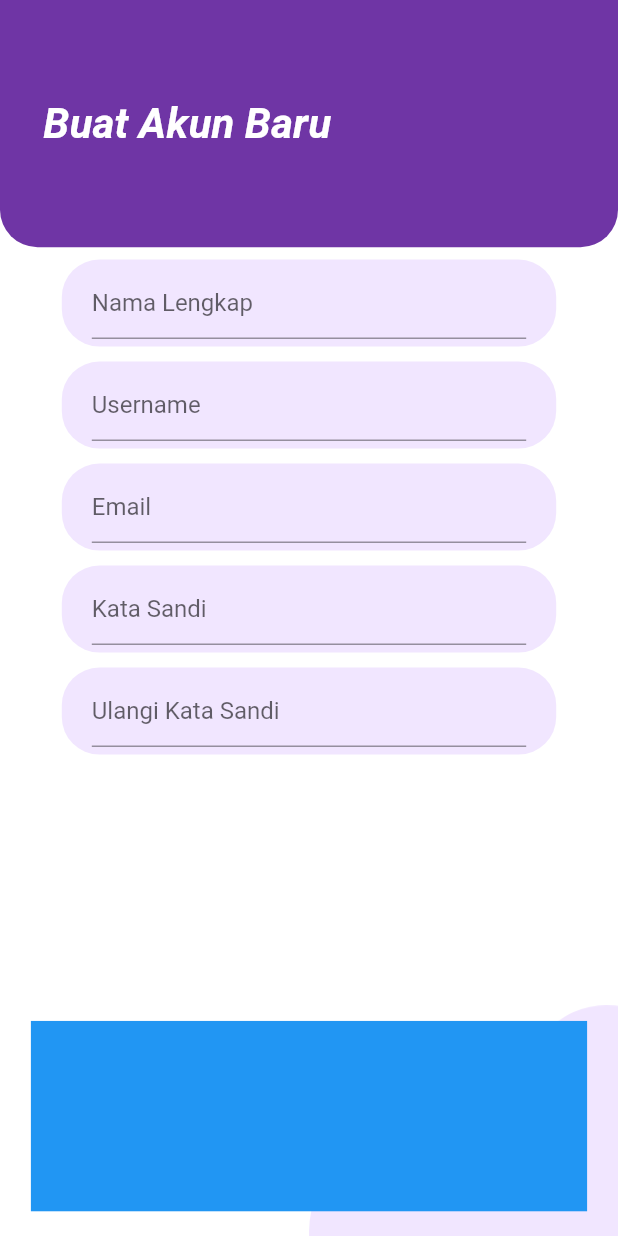
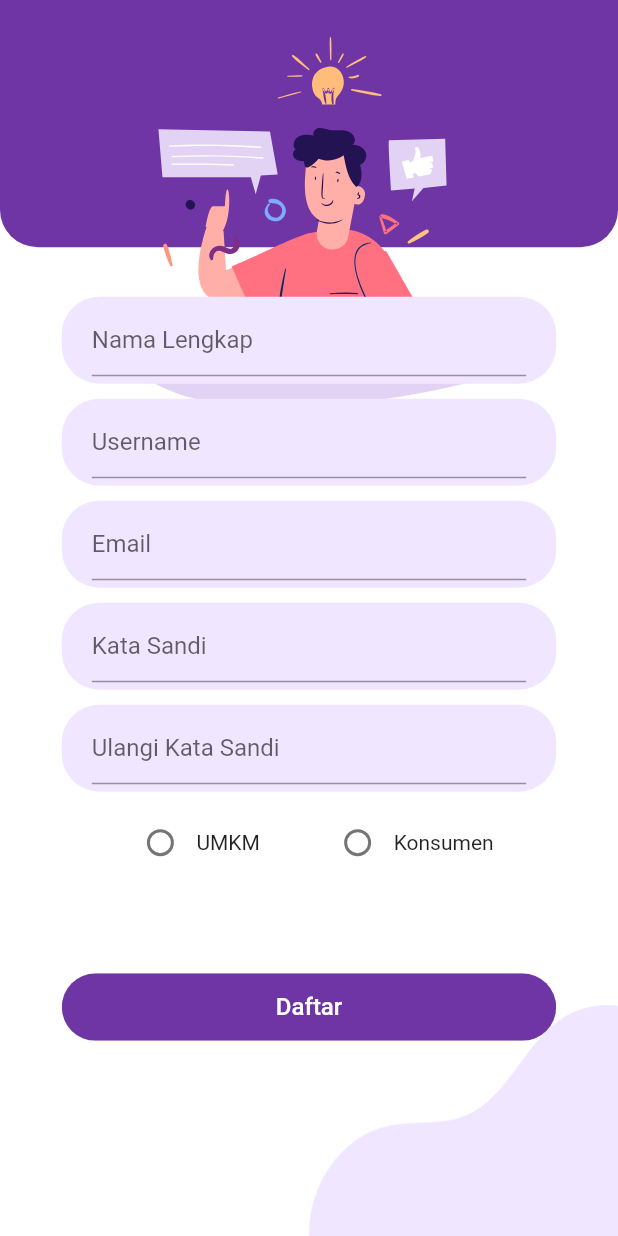
Before and after one commit to rezaikhlasul/tugas-aspk, a Flutter app: the SignUpScreen screen opened directly, on a phone screen of 412 x 824 dp. Run offline on Flutter 3.47's test engine with Material 2 defaults, Android fonts, the phone set to English and light mode, and no system bars; our stand-ins replace flutter_svg.

Commit message:
signup_WIP

```diff
--- a/lib/Screens/SignUp/components/background.dart
+++ b/lib/Screens/SignUp/components/background.dart
@@ -1,5 +1,6 @@
 import 'package:bits/constants.dart';
 import 'package:flutter/material.dart';
+import 'package:flutter_svg/svg.dart';
 
 class BackgroundSignUp extends StatelessWidget {
   final Widget child;
@@ -25,20 +26,11 @@ class BackgroundSignUp extends StatelessWidget {
                 borderRadius: BorderRadius.only(
                     bottomRight: Radius.circular(25),
                     bottomLeft: Radius.circular(25))),
-            child: Container(
-              margin: EdgeInsets.only(left: size.width * 0.07),
-              child: Align(
-                alignment: Alignment.centerLeft,
-                child: Text(
-                  "Buat Akun Baru",
-                  style: TextStyle(
-                      fontSize: 28,
-                      fontWeight: FontWeight.bold,
-                      color: Colors.white,
-                      fontStyle: FontStyle.italic),
-                ),
-              ),
-            ),
+          ),
+          Container(
+            margin: EdgeInsets.only(top: size.height * 0.03),
+            height: size.height * 0.3,
+            child: SvgPicture.asset("assets/icons/signup.svg"),
           ),
           Positioned(
               bottom: 0,
--- a/lib/Screens/SignUp/components/body.dart
+++ b/lib/Screens/SignUp/components/body.dart
@@ -1,5 +1,8 @@
 import 'package:bits/Screens/SignUp/components/background.dart';
+import 'package:bits/Screens/SignUp/components/dropdown_role.dart';
+import 'package:bits/components/buttons/auth/button_auth.dart';
 import 'package:bits/components/buttons/auth/text_field_container_auth.dart';
+import 'package:bits/constants.dart';
 import 'package:flutter/material.dart';
 
 class Body extends StatelessWidget {
@@ -21,10 +24,13 @@ class Body extends StatelessWidget {
             mainAxisAlignment: MainAxisAlignment.center,
             children: <Widget>[
               Flexible(
-                  flex: 4,
+                  flex: 3,
                   child: Container(
                     child: Column(
                       children: <Widget>[
+                        SizedBox(
+                          height: size.height * 0.03,
+                        ),
                         TextFieldContainerAuth(
                           child: TextField(
                             decoration:
@@ -54,13 +60,25 @@ class Body extends StatelessWidget {
                                 InputDecoration(hintText: "Ulangi Kata Sandi"),
                           ),
                         ),
+                        Container(
+                          child: DropdownRole(), //pilihan role
+                        )
                       ],
                     ),
                   )),
               Flexible(
                   flex: 1,
                   child: Container(
-                    color: Colors.blue,
+                    child: Column(
+                      children: <Widget>[
+                        RoundedAuthButton(
+                          text: "Daftar",
+                          press: () {},
+                          color: kPrimaryColor,
+                          textColor: Colors.white,
+                        )
+                      ],
+                    ),
                   )),
             ],
           ),
--- /dev/null
+++ b/lib/Screens/SignUp/components/dropdown_role.dart
@@ -0,0 +1,41 @@
+import 'package:flutter/material.dart';
+
+class DropdownRole extends StatefulWidget {
+  @override
+  _DropdownRoleState createState() => _DropdownRoleState();
+}
+
+class _DropdownRoleState extends State<DropdownRole> {
+  String roleGroup = "";
+
+  @override
+  Widget build(BuildContext context) {
+    Size size = MediaQuery.of(context).size;
+    return Container(
+      child: Row(
+        mainAxisAlignment: MainAxisAlignment.center,
+        children: <Widget>[
+          Radio(
+              value: "UMKM",
+              groupValue: roleGroup,
+              onChanged: (val) {
+                roleGroup = val;
+                setState(() {});
+              }),
+          Text("UMKM"),
+          SizedBox(
+            width: size.width * 0.1,
+          ),
+          Radio(
+              value: "Konsumen",
+              groupValue: roleGroup,
+              onChanged: (val) {
+                roleGroup = val;
+                setState(() {});
+              }),
+          Text("Konsumen"),
+        ],
+      ),
+    );
+  }
+}
```
